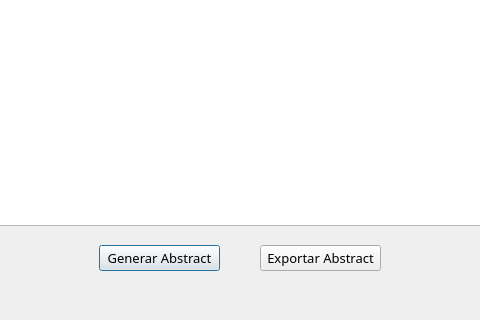
Old version of the form Views/QtViews/Summary_Window.ui in the repository Napssters/Abstrac_Cientifico; both pictures show x 120 to 600 and y 175 to 495 of the 750 by 495 pixel window.
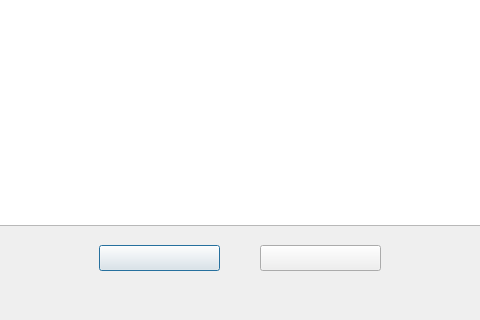
New version of the form. Icons and pictures are not drawn.

Patch:
```diff
--- a/Views/QtViews/Summary_Window.ui
+++ b/Views/QtViews/Summary_Window.ui
@@ -10,6 +10,18 @@
     <height>495</height>
    </rect>
   </property>
+  <property name="minimumSize">
+   <size>
+    <width>750</width>
+    <height>495</height>
+   </size>
+  </property>
+  <property name="maximumSize">
+   <size>
+    <width>750</width>
+    <height>495</height>
+   </size>
+  </property>
   <property name="windowTitle">
    <string>Summary</string>
   </property>
@@ -58,7 +70,17 @@
     </font>
    </property>
    <property name="text">
-    <string>Generar Abstract</string>
+    <string/>
+   </property>
+   <property name="icon">
+    <iconset>
+     <normaloff>../Images/BotonesSummary/AbstractBtn.png</normaloff>../Images/BotonesSummary/AbstractBtn.png</iconset>
+   </property>
+   <property name="iconSize">
+    <size>
+     <width>121</width>
+     <height>26</height>
+    </size>
    </property>
   </widget>
   <widget class="QPushButton" name="exportar">
@@ -77,7 +99,17 @@
     </font>
    </property>
    <property name="text">
-    <string>Exportar Abstract</string>
+    <string/>
+   </property>
+   <property name="icon">
+    <iconset>
+     <normaloff>../Images/BotonesSummary/ExportarBtn.png</normaloff>../Images/BotonesSummary/ExportarBtn.png</iconset>
+   </property>
+   <property name="iconSize">
+    <size>
+     <width>121</width>
+     <height>26</height>
+    </size>
    </property>
   </widget>
   <widget class="QLabel" name="label">
```
Left out of the diff: 9 changed lines with no effect on the pictures.
